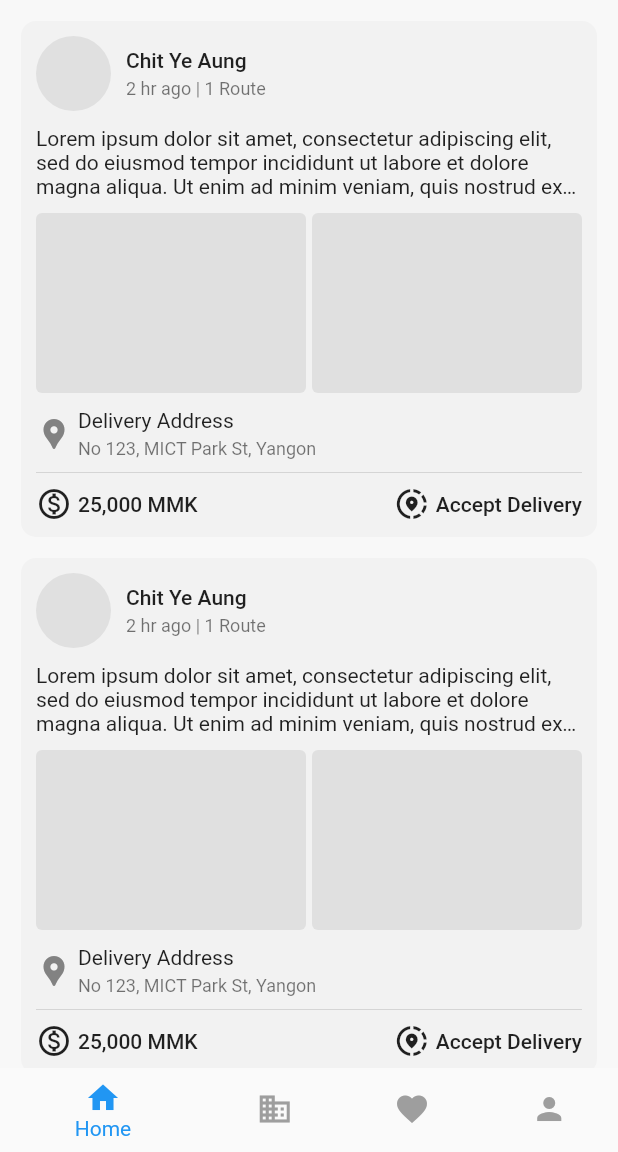
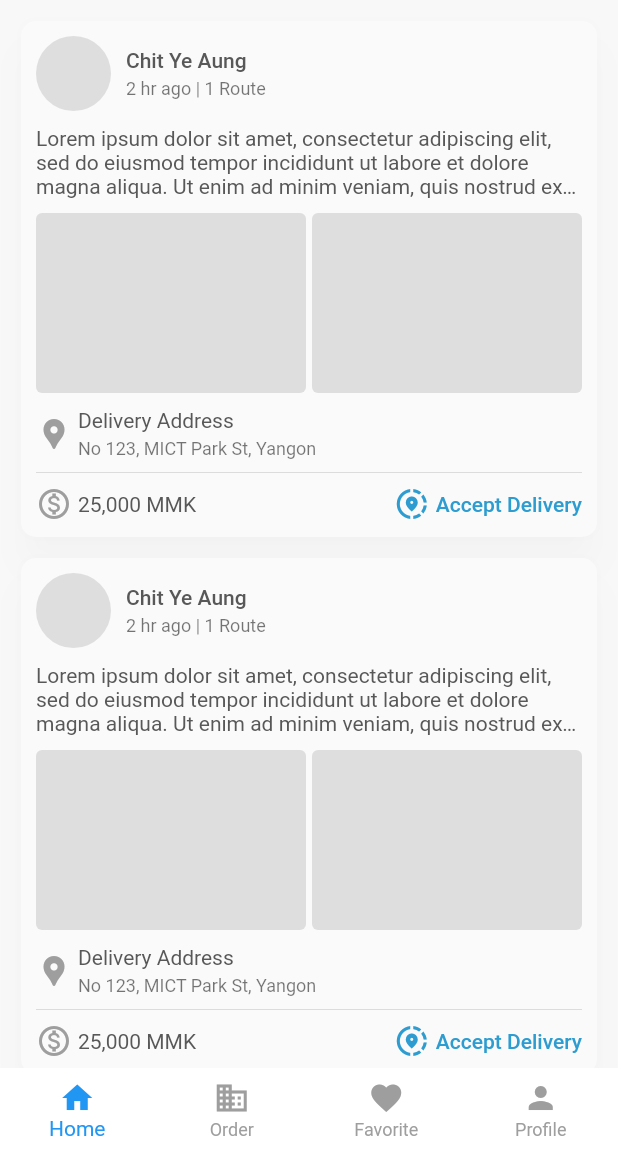
Before and after one commit to chitgyi/sharpoh, a Flutter app: the screen it shows after launch, on a phone screen of 412 x 824 dp, the part 84-1236 px from its top. Run offline on Flutter 3.47's test engine with Material 2 defaults, Android fonts, the phone set to English and light mode, and no system bars.

Commit message:
ADD: ripple effect

```diff
--- a/lib/core/utils/colors.dart
+++ b/lib/core/utils/colors.dart
@@ -0,0 +1,14 @@
+import 'package:flutter/material.dart';
+
+const MaterialColor primarySwatch = MaterialColor(0xFF2D9CD0, {
+  50: Color(0xFF2D9CDB),
+  100: Color(0xFF2D9CDB),
+  200: Color(0xFF2D9CDB),
+  300: Color(0xFF2D9CDB),
+  400: Color(0xFF2D9CDB),
+  500: Color(0xFF2D9CDB),
+  600: Color(0xFF2D9CDB),
+  700: Color(0xFF2D9CDB),
+  800: Color(0xFF2D9CDB),
+  900: Color(0xFF2D9CDB),
+});
--- /dev/null
+++ b/lib/core/utils/themes.dart
@@ -0,0 +1,93 @@
+import 'package:flutter/material.dart';
+import 'package:flutter/services.dart';
+import 'package:shar_poh/core/utils/colors.dart';
+
+abstract class CustomThemes {
+  static final lightTheme = ThemeData(
+    iconTheme: const IconThemeData(
+      color: Colors.grey,
+    ),
+    textTheme: const TextTheme(
+      bodyText2: TextStyle(
+        color: Color(0xFF585858),
+      ),
+      bodyText1: TextStyle(
+        color: Color(0xFF585858),
+        fontWeight: FontWeight.w500,
+      ),
+    ),
+    primarySwatch: primarySwatch,
+    visualDensity: VisualDensity.adaptivePlatformDensity,
+    backgroundColor: Colors.white,
+    scaffoldBackgroundColor: const Color(0xFFF8F8F8),
+    appBarTheme: const AppBarTheme(
+      titleTextStyle: TextStyle(
+        fontSize: 20,
+        fontWeight: FontWeight.w600,
+        color: Colors.black,
+      ),
+      color: Colors.white,
+      systemOverlayStyle: SystemUiOverlayStyle(
+        statusBarColor: Colors.transparent,
+        statusBarIconBrightness: Brightness.dark,
+      ),
+      elevation: 0,
+      iconTheme: IconThemeData(color: Colors.black),
+    ),
+    bottomNavigationBarTheme: const BottomNavigationBarThemeData(
+      elevation: 0,
+      backgroundColor: Colors.white,
+      selectedItemColor: Colors.blue,
+      unselectedItemColor: Colors.grey,
+      type: BottomNavigationBarType.fixed,
+      landscapeLayout: BottomNavigationBarLandscapeLayout.centered,
+    ),
+  );
+
+  static final darkTheme = ThemeData(
+    iconTheme: const IconThemeData(
+      color: Colors.grey,
+    ),
+    dividerTheme: const DividerThemeData(
+      color: Colors.grey,
+    ),
+    textTheme: const TextTheme(
+      bodyText2: TextStyle(
+        color: Color(0xFFF8F8F8),
+      ),
+      bodyText1: TextStyle(
+        color: Color(0xFFF8F8F8),
+        fontWeight: FontWeight.w500,
+      ),
+      caption: TextStyle(
+        color: Color(0xFFD0D0D0),
+      ),
+    ),
+    primarySwatch: primarySwatch,
+    visualDensity: VisualDensity.adaptivePlatformDensity,
+    backgroundColor: const Color(0xFF313131),
+    scaffoldBackgroundColor: const Color(0xFF212121),
+    appBarTheme: const AppBarTheme(
+      titleTextStyle: TextStyle(
+        fontSize: 20,
+        fontWeight: FontWeight.w600,
+        color: Colors.white,
+      ),
+      color: Color(0xFF212121),
+      systemOverlayStyle: SystemUiOverlayStyle(
+        statusBarColor: Colors.transparent,
+        statusBarIconBrightness: Brightness.dark,
+      ),
+      elevation: 0,
+      iconTheme: IconThemeData(color: Colors.white),
+    ),
+    bottomNavigationBarTheme: const BottomNavigationBarThemeData(
+      elevation: 0,
+      backgroundColor: Color(0xFF212121),
+      selectedItemColor: Colors.blue,
+      unselectedItemColor: Colors.grey,
+      type: BottomNavigationBarType.fixed,
+      landscapeLayout: BottomNavigationBarLandscapeLayout.centered,
+    ),
+  );
+}
--- a/lib/feature/app/pages/home_page.dart
+++ b/lib/feature/app/pages/home_page.dart
@@ -1,4 +1,5 @@
 import 'package:flutter/material.dart';
+import 'package:shar_poh/feature/app/pages/post_detail_page.dart';
 import 'package:shar_poh/feature/app/widgets/post_item.dart';
 
 class HomePage extends StatelessWidget {
@@ -21,12 +22,19 @@ class HomePage extends StatelessWidget {
         ],
       ),
       body: ListView.builder(
-        padding: const EdgeInsets.all(14.0),
-        itemCount: 30,
-        itemBuilder: (_, index) => const Padding(
-          padding: EdgeInsets.only(bottom: 14.0),
-          child: PostItem(),
+        padding: const EdgeInsets.all(14),
+        itemBuilder: (_, index) => Padding(
+          padding: const EdgeInsets.only(bottom: 14.0),
+          child: PostItem(
+            onTapAccept: () {},
+            onTap: () => Navigator.of(context).push(
+              MaterialPageRoute(
+                builder: (_) => const PostDetailPage(),
+              ),
+            ),
+          ),
         ),
+        itemCount: 10,
       ),
       bottomNavigationBar: BottomNavigationBar(
         items: const <BottomNavigationBarItem>[
--- /dev/null
+++ b/lib/feature/app/pages/post_detail_page.dart
@@ -0,0 +1,19 @@
+import 'package:flutter/material.dart';
+
+class PostDetailPage extends StatelessWidget {
+  const PostDetailPage({Key? key}) : super(key: key);
+
+  @override
+  Widget build(BuildContext context) {
+    return Scaffold(
+      appBar: AppBar(
+        leading: IconButton(
+          icon: const Icon(Icons.arrow_back_ios),
+          onPressed: () => Navigator.pop(context),
+        ),
+        titleSpacing: 0.0,
+        title: const Text('Detail'),
+      ),
+    );
+  }
+}
--- a/lib/feature/app/widgets/post_item.dart
+++ b/lib/feature/app/widgets/post_item.dart
@@ -1,16 +1,25 @@
 import 'package:flutter/material.dart';
 
 class PostItem extends StatelessWidget {
-  const PostItem({Key? key}) : super(key: key);
+  const PostItem({
+    Key? key,
+    this.onTap,
+    this.onTapAccept,
+  }) : super(key: key);
+  final VoidCallback? onTapAccept;
+  final VoidCallback? onTap;
 
   @override
   Widget build(BuildContext context) {
-    return Container(
+    return Material(
+      elevation: 10.0,
+      shadowColor: Colors.black.withOpacity(0.1),
+      borderRadius: const BorderRadius.all(Radius.circular(10.0)),
+      child: InkWell(
+        onTap: onTap,
+        borderRadius: const BorderRadius.all(Radius.circular(10.0)),
+        child: Padding(
           padding: const EdgeInsets.all(10.0),
-      decoration: const BoxDecoration(
-        color: Color(0xFFF2F2F2),
-        borderRadius: BorderRadius.all(Radius.circular(10.0)),
-      ),
           child: Column(
             crossAxisAlignment: CrossAxisAlignment.start,
             children: [
@@ -19,8 +28,8 @@ class PostItem extends StatelessWidget {
                   Container(
                     width: 50,
                     height: 50,
-                decoration: const BoxDecoration(
-                  color: Color(0xFFE0E0E0),
+                    decoration: BoxDecoration(
+                      color: Colors.grey.withOpacity(0.3),
                       shape: BoxShape.circle,
                     ),
                   ),
@@ -56,7 +65,7 @@ class PostItem extends StatelessWidget {
                     child: Container(
                       height: 120,
                       decoration: BoxDecoration(
-                    color: const Color(0xFFE0E0E0),
+                        color: Colors.grey.withOpacity(0.3),
                         borderRadius: BorderRadius.circular(4.0),
                       ),
                     ),
@@ -66,7 +75,7 @@ class PostItem extends StatelessWidget {
                     child: Container(
                       height: 120,
                       decoration: BoxDecoration(
-                    color: const Color(0xFFE0E0E0),
+                        color: Colors.grey.withOpacity(0.3),
                         borderRadius: BorderRadius.circular(4.0),
                       ),
                     ),
@@ -78,7 +87,6 @@ class PostItem extends StatelessWidget {
                 children: [
                   const Icon(
                     Icons.location_pin,
-                color: Color(0xFF828282),
                   ),
                   const SizedBox(width: 4.0),
                   Expanded(
@@ -109,24 +117,35 @@ class PostItem extends StatelessWidget {
                       const SizedBox(width: 4.0),
                       Text(
                         "25,000 MMK",
-                    style: Theme.of(context).textTheme.bodyText1,
+                        style: Theme.of(context).textTheme.bodyText2,
                       ),
                     ],
                   ),
-              Row(
+                  InkWell(
+                    onTap: onTapAccept,
+                    child: Row(
                       children: [
-                  const Icon(Icons.share_location_sharp),
+                        Icon(
+                          Icons.share_location_sharp,
+                          color: Theme.of(context).primaryColor,
+                        ),
                         const SizedBox(width: 4.0),
                         Text(
                           "Accept Delivery",
-                    style: Theme.of(context).textTheme.bodyText1,
+                          style:
+                              Theme.of(context).textTheme.bodyText1?.copyWith(
+                                    color: Theme.of(context).primaryColor,
+                                  ),
                         ),
                       ],
+                    ),
                   )
                 ],
               )
             ],
           ),
+        ),
+      ),
     );
   }
 }
--- a/lib/main.dart
+++ b/lib/main.dart
@@ -1,6 +1,6 @@
 import 'package:flutter/cupertino.dart';
 import 'package:flutter/material.dart';
-import 'package:flutter/services.dart';
+import 'package:shar_poh/core/utils/themes.dart';
 import 'package:shar_poh/feature/app/pages/home_page.dart';
 
 void main() async {
@@ -16,30 +16,8 @@ class MyApp extends StatelessWidget {
     return MaterialApp(
       title: 'Shar Poh',
       home: const HomePage(),
-      theme: ThemeData(
-        primarySwatch: Colors.blue,
-        visualDensity: VisualDensity.adaptivePlatformDensity,
-        scaffoldBackgroundColor: const Color(0xFFF8F8F8),
-        appBarTheme: const AppBarTheme(
-          titleTextStyle: TextStyle(
-            fontSize: 20,
-            fontWeight: FontWeight.w600,
-            color: Colors.black,
-          ),
-          color: Colors.white,
-          systemOverlayStyle: SystemUiOverlayStyle(
-            statusBarColor: Colors.transparent,
-          ),
-          elevation: 0,
-          iconTheme: IconThemeData(color: Colors.black),
-        ),
-        bottomNavigationBarTheme: const BottomNavigationBarThemeData(
-          elevation: 0,
-          backgroundColor: Colors.white,
-          selectedItemColor: Colors.blue,
-          unselectedItemColor: Colors.grey,
-        ),
-      ),
+      theme: CustomThemes.lightTheme,
+      darkTheme: CustomThemes.darkTheme,
     );
   }
 }
```
Also changed, not shown: pubspec.yaml (+1 -69 lines). Lines whose indentation alone changed are shown as unchanged.
